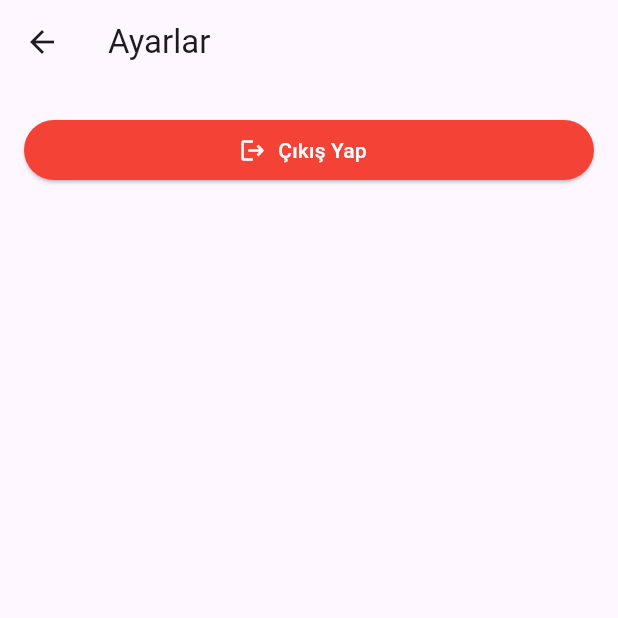
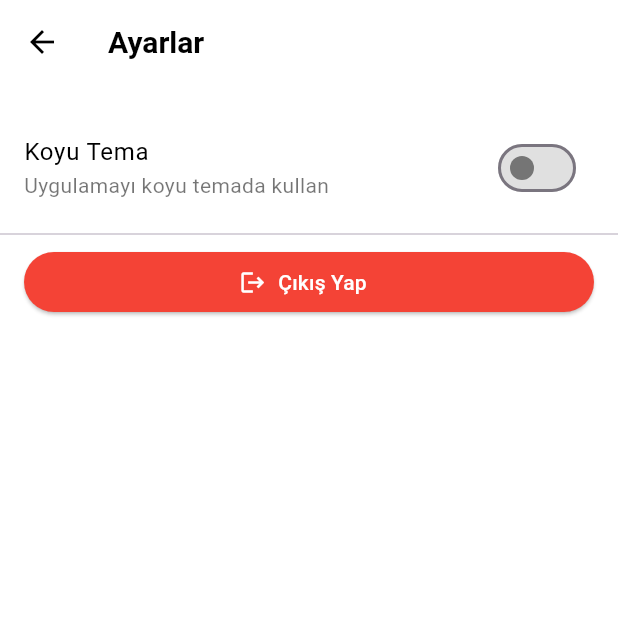
Before and after one commit to ziyamandirali/Pisir, a Flutter app: the SettingsPage screen opened directly, on a phone screen of 412 x 824 dp, the top half of it. Run offline on Flutter 3.47's test engine with Material 3 defaults, Android fonts, the phone set to English and light mode, and no system bars; our stand-ins replace cached_network_image, cloud_firestore, device_info_plus, firebase_auth, firebase_core, shared_preferences; accounts and stored records are empty.

Commit message:
added dark mode

```diff
--- a/pisir/lib/screens/home_page.dart
+++ b/pisir/lib/screens/home_page.dart
@@ -1,6 +1,7 @@
 import 'package:flutter/material.dart';
 import 'package:shared_preferences/shared_preferences.dart';
 import 'package:cloud_firestore/cloud_firestore.dart';
+import '../main.dart';
 
 class HomePage extends StatefulWidget {
   const HomePage({super.key});
@@ -290,10 +291,11 @@ class _HomePageState extends State<HomePage> {
 
   @override
   Widget build(BuildContext context) {
+    final isDark = darkModeNotifier.value;
     return Scaffold(
-      backgroundColor: Colors.white,
+      backgroundColor: isDark ? Colors.grey[900] : Colors.white,
       appBar: AppBar(
-        backgroundColor: Colors.white,
+        backgroundColor: isDark ? Colors.grey[900] : Colors.white,
         elevation: 0,
         centerTitle: true,
         toolbarHeight: 110,
--- a/pisir/lib/screens/settings_page.dart
+++ b/pisir/lib/screens/settings_page.dart
@@ -1,5 +1,6 @@
 import 'package:flutter/material.dart';
 import 'package:shared_preferences/shared_preferences.dart';
+import '../main.dart';
 
 class SettingsPage extends StatefulWidget {
   const SettingsPage({super.key});
@@ -10,6 +11,13 @@ class SettingsPage extends StatefulWidget {
 
 class _SettingsPageState extends State<SettingsPage> {
   bool _isLoading = false;
+  bool _isDarkMode = false;
+
+  @override
+  void initState() {
+    super.initState();
+    _isDarkMode = darkModeNotifier.value;
+  }
 
   Future<void> _signOut() async {
     if (!mounted) return;
@@ -34,15 +42,71 @@ class _SettingsPageState extends State<SettingsPage> {
     }
   }
 
+  Future<void> _toggleTheme(bool value) async {
+    setState(() {
+      _isDarkMode = value;
+    });
+    darkModeNotifier.value = value;
+
+    try {
+      final prefs = await SharedPreferences.getInstance();
+      await prefs.setBool('is_dark_mode', value);
+    } catch (e) {
+      // If saving fails, revert the change
+      setState(() {
+        _isDarkMode = !value;
+      });
+      darkModeNotifier.value = !value;
+      if (mounted) {
+        ScaffoldMessenger.of(context).showSnackBar(
+          const SnackBar(
+            content: Text('Tema değiştirilemedi. Lütfen tekrar deneyin.'),
+            duration: Duration(seconds: 2),
+          ),
+        );
+      }
+    }
+  }
+
   @override
   Widget build(BuildContext context) {
+    final isDark = darkModeNotifier.value;
     return Scaffold(
+      backgroundColor: isDark ? Colors.grey[900] : Colors.white,
       appBar: AppBar(
-        title: const Text('Ayarlar'),
+        backgroundColor: isDark ? Colors.black : Colors.white,
+        elevation: 0,
+        title: Text(
+          'Ayarlar',
+          style: TextStyle(
+            color: isDark ? Colors.white : Colors.black,
+          ),
+        ),
+        iconTheme: IconThemeData(
+          color: isDark ? Colors.white : Colors.black,
+        ),
       ),
       body: ListView(
         children: [
           const SizedBox(height: 20),
+          SwitchListTile(
+            title: Text(
+              'Koyu Tema',
+              style: TextStyle(
+                color: isDark ? Colors.white : Colors.black,
+              ),
+            ),
+            subtitle: Text(
+              'Uygulamayı koyu temada kullan',
+              style: TextStyle(
+                color: isDark ? Colors.white70 : Colors.black54,
+              ),
+            ),
+            value: _isDarkMode,
+            onChanged: _toggleTheme,
+            activeColor: Colors.deepPurple,
+          ),
+          const Divider(),
           // Çıkış Yap Butonu
           Padding(
             padding: const EdgeInsets.symmetric(horizontal: 16.0),
```
Also changed, not shown: pisir/lib/main.dart (+55 -1 lines).
